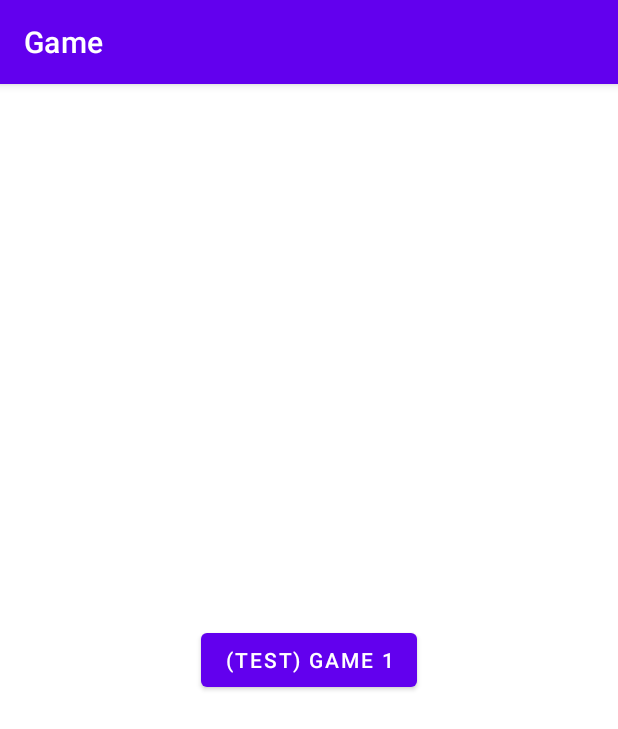
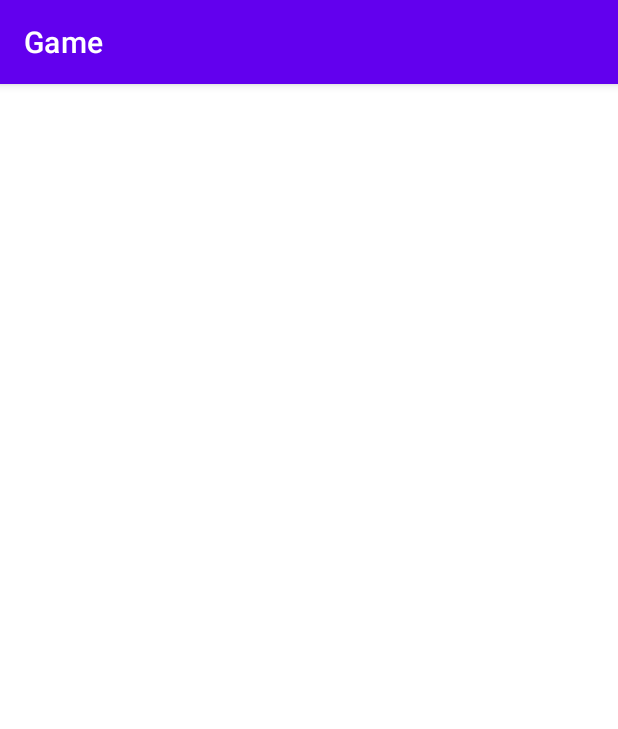
Before and after one commit to MrUchqun/BrainSquidGame, an Android app: the screen it shows after launch (MainActivity), on a phone screen of 412 x 824 dp. Shown: the top 729 px of the screen. Run offline under Robolectric (Android 15) with nearby library versions, the phone set to English and light mode, and no system bars.

```diff
--- a/app/src/main/java/com/b12/game/MainActivity.java
+++ b/app/src/main/java/com/b12/game/MainActivity.java
@@ -1,14 +1,8 @@
 package com.b12.game;
 
 import android.os.Bundle;
-import android.view.View;
-import android.widget.Button;
 
 import androidx.appcompat.app.AppCompatActivity;
-import androidx.fragment.app.Fragment;
-import androidx.fragment.app.FragmentTransaction;
-
-import com.b12.game.fragments.Fragment_first_game_assignment;
 
 public class MainActivity extends AppCompatActivity {
 
--- a/app/src/main/java/com/b12/game/fragments/Fragment_first_game_answer.java
+++ b/app/src/main/java/com/b12/game/fragments/FragmentFirstGameAnswer.java
@@ -11,7 +11,7 @@ import androidx.fragment.app.Fragment;
 
 import com.b12.game.R;
 
-public class Fragment_first_game_answer extends Fragment {
+public class FragmentFirstGameAnswer extends Fragment {
 
     @Nullable
     @Override
--- a/app/src/main/java/com/b12/game/fragments/Fragment_first_game_assignment.java
+++ b/app/src/main/java/com/b12/game/fragments/FragmentFirstGameAssignment.java
@@ -15,7 +15,7 @@ import com.view.circulartimerview.CircularTimerListener;
 import com.view.circulartimerview.CircularTimerView;
 import com.view.circulartimerview.TimeFormatEnum;
 
-public class Fragment_first_game_assignment extends Fragment {
+public class FragmentFirstGameAssignment extends Fragment {
 
     CircularTimerView progressBar;
 
--- a/app/src/main/res/layout/activity_main.xml
+++ b/app/src/main/res/layout/activity_main.xml
@@ -4,20 +4,7 @@
     android:layout_width="match_parent"
     android:layout_height="match_parent"
     tools:context=".MainActivity">
-<!--test-->
-    <LinearLayout
-        android:id="@+id/layout_fr"
-        android:layout_width="match_parent"
-        android:layout_height="match_parent"
-        android:gravity="center">
 
-        <Button
-            android:id="@+id/btn_1"
-            android:layout_width="wrap_content"
-            android:layout_height="wrap_content"
-            android:gravity="center"
-            android:text="(test) game 1" />
 
-    </LinearLayout>
 
 </RelativeLayout>
```
